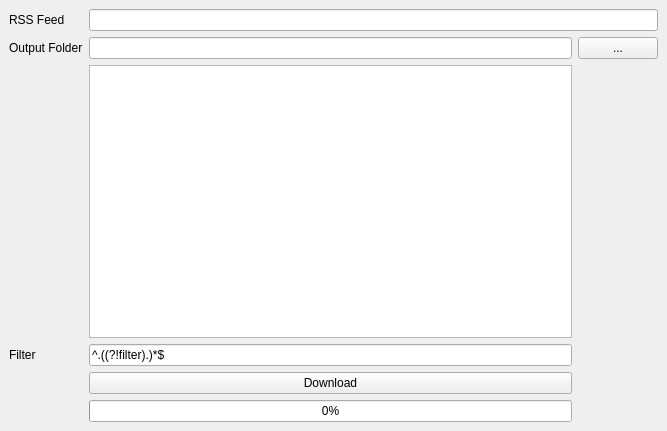
First picture: the form in form.ui, repository namealreadytaken/podcastDownloader, before the edit.
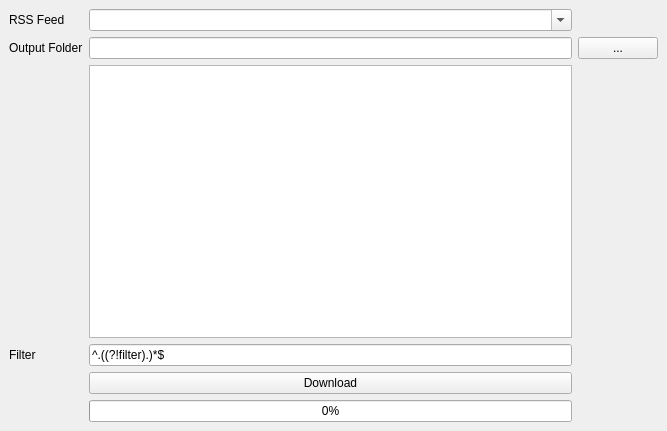
Second picture: the form after the edit.

Commit message: Saves podcasts links between runs and displays in a combobox fixed loading differents podcasts on a single run

Diff of the .ui file:
```diff
--- a/form.ui
+++ b/form.ui
@@ -49,9 +49,6 @@
       </property>
      </widget>
     </item>
-    <item row="0" column="2" colspan="2">
-     <widget class="QLineEdit" name="lineEditRSS"/>
-    </item>
     <item row="5" column="2">
      <widget class="QPushButton" name="pushButtonDownload">
       <property name="text">
@@ -89,6 +86,13 @@
       </property>
      </widget>
     </item>
+    <item row="0" column="2">
+     <widget class="QComboBox" name="comboBoxRss">
+      <property name="editable">
+       <bool>true</bool>
+      </property>
+     </widget>
+    </item>
    </layout>
   </widget>
   <widget class="QMenuBar" name="menubar">
```
The commit also changes 2 other files.
